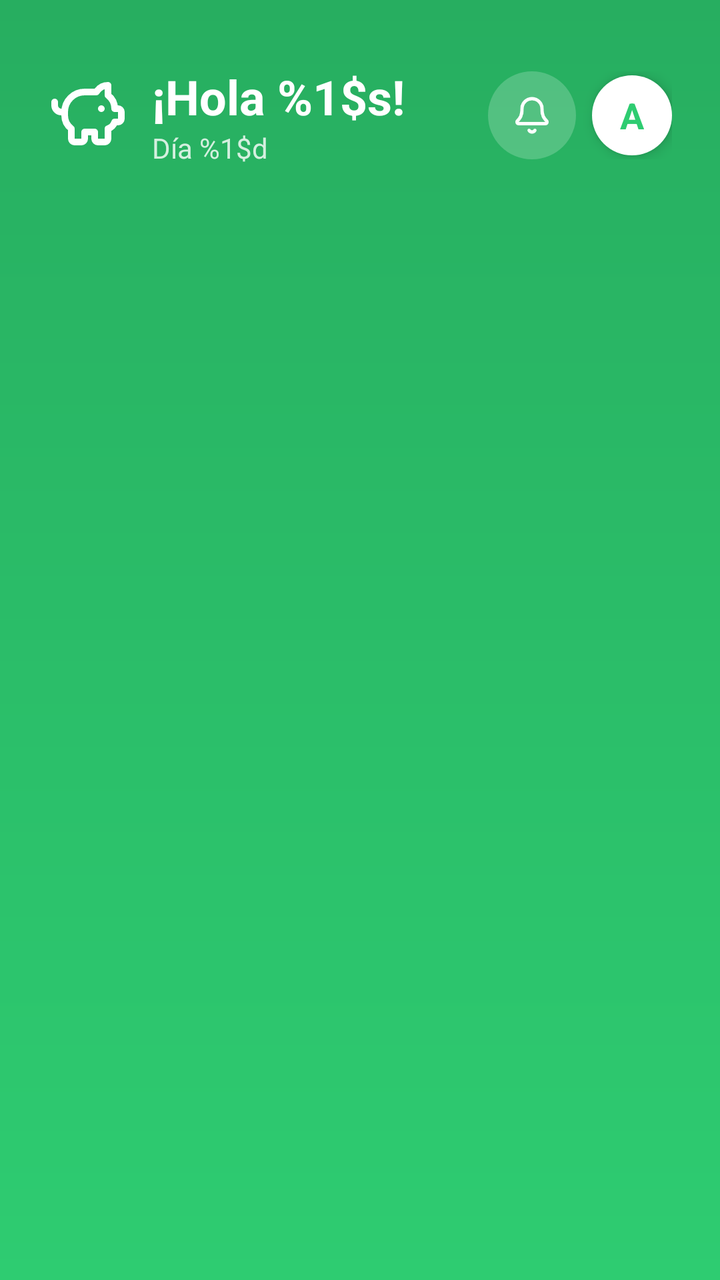
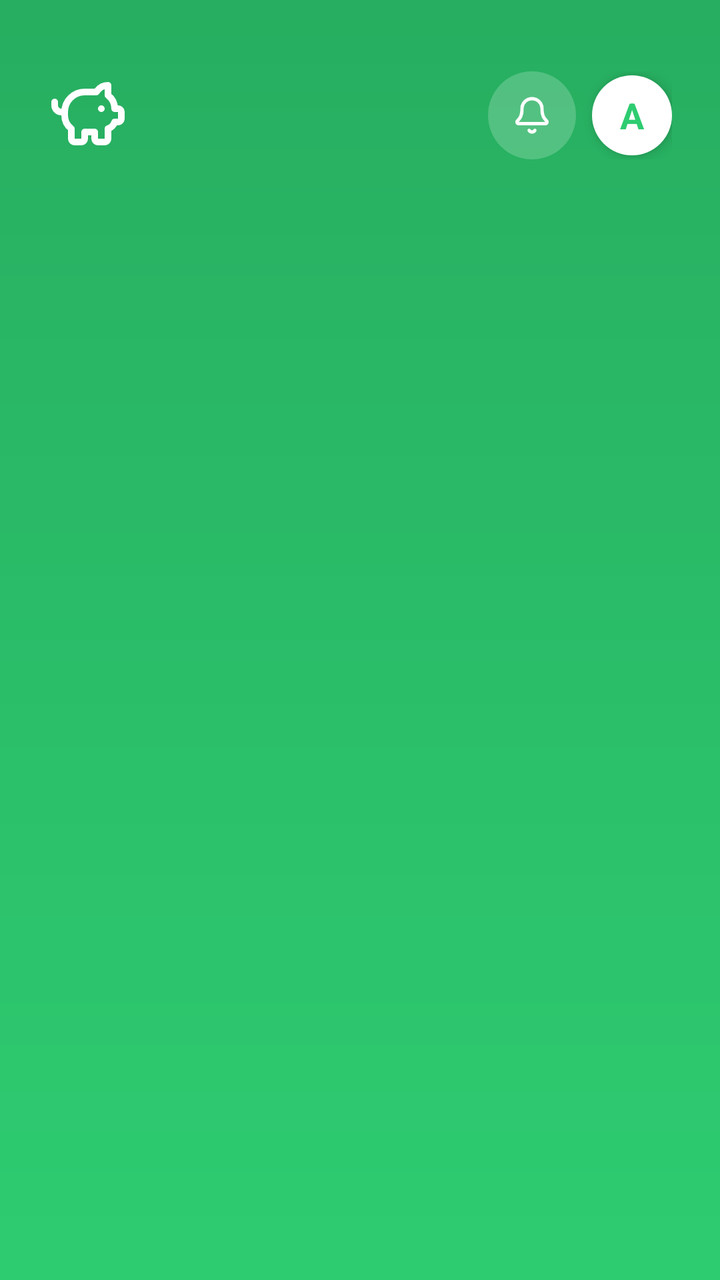

Compare the two renders of this Android layout. The source of the first and the diff that turns it into the second are given below.
<!-- AndroidManifest.xml: application theme Theme.Equilibra -->
<!-- res/layout/header.xml -->
<?xml version="1.0" encoding="utf-8"?>
<LinearLayout xmlns:android="http://schemas.android.com/apk/res/android"
    xmlns:app="http://schemas.android.com/apk/res-auto"
    android:layout_width="match_parent"
    android:layout_height="wrap_content"
    android:background="@drawable/header_gradient"
    android:orientation="vertical"
    android:paddingTop="32dp"
    android:paddingBottom="16dp"
    android:paddingStart="24dp"
    android:paddingEnd="24dp"
    app:layout_constraintTop_toTopOf="parent">

    
    <LinearLayout
        android:layout_width="match_parent"
        android:layout_height="wrap_content"
        android:layout_marginBottom="12dp"
        android:gravity="center_vertical"
        android:orientation="horizontal">

        
        <LinearLayout
            android:layout_width="0dp"
            android:layout_height="wrap_content"
            android:layout_weight="1"
            android:gravity="center_vertical"
            android:orientation="horizontal">

            
            <ImageView
                android:id="@+id/logoIcon"
                android:layout_width="40dp"
                android:layout_height="40dp"
                android:layout_marginEnd="12dp"
                android:src="@drawable/ic_piggy_bank"
                android:tint="@android:color/white" />

            
            <LinearLayout
                android:layout_width="wrap_content"
                android:layout_height="wrap_content"
                android:orientation="vertical">

                <TextView
                    android:id="@+id/userNameText"
                    android:layout_width="wrap_content"
                    android:layout_height="wrap_content"
                    android:text="@string/hello_user"
                    android:textColor="@android:color/white"
                    android:textSize="24sp"
                    android:textStyle="bold" />

                <TextView
                    android:id="@+id/dayCountText"
                    android:layout_width="wrap_content"
                    android:layout_height="wrap_content"
                    android:alpha="0.8"
                    android:text="@string/day_count"
                    android:textColor="@android:color/white"
                    android:textSize="14sp" />
            </LinearLayout>
        </LinearLayout>

        
        <LinearLayout
            android:layout_width="wrap_content"
            android:layout_height="wrap_content"
            android:gravity="center_vertical"
            android:orientation="horizontal">

            
            <FrameLayout
                android:id="@+id/notificationButton"
                android:layout_width="44dp"
                android:layout_height="44dp"
                android:layout_marginEnd="8dp"
                android:background="@drawable/button_translucent"
                android:clickable="true"
                android:focusable="true">

                <ImageView
                    android:layout_width="20dp"
                    android:layout_height="20dp"
                    android:layout_gravity="center"
                    android:src="@drawable/ic_fea_bell"
                    android:tint="@android:color/white" />
            </FrameLayout>

            
            <FrameLayout
                android:id="@+id/avatarButton"
                android:layout_width="40dp"
                android:layout_height="40dp"
                android:background="@drawable/circle_white"
                android:clickable="true"
                android:elevation="4dp"
                android:focusable="true">

                <TextView
                    android:id="@+id/avatarText"
                    android:layout_width="wrap_content"
                    android:layout_height="wrap_content"
                    android:layout_gravity="center"
                    android:text="A"
                    android:textColor="@color/equilibra_primary"
                    android:textSize="18sp"
                    android:textStyle="bold" />
            </FrameLayout>
        </LinearLayout>
    </LinearLayout>


</LinearLayout>
<!-- resources referenced by this layout -->
<resources>
  <color name="equilibra_primary">#2ECC71</color>
  <!-- drawable button_translucent (drawable) -->
  <?xml version="1.0" encoding="utf-8"?>
  <shape xmlns:android="http://schemas.android.com/apk/res/android"
      android:shape="oval">
      <solid android:color="#33FFFFFF" />
  </shape>
  <!-- drawable circle_white (drawable) -->
  <?xml version="1.0" encoding="utf-8"?>
  <shape xmlns:android="http://schemas.android.com/apk/res/android"
      android:shape="oval">
      <solid android:color="@android:color/white" />
      <size
          android:width="80dp"
          android:height="80dp" />
  </shape>
  <!-- drawable header_gradient (drawable) -->
  <?xml version="1.0" encoding="utf-8"?>
  <shape xmlns:android="http://schemas.android.com/apk/res/android">
      <gradient
          android:type="linear"
          android:angle="90"
          android:startColor="@color/equilibra_primary"
          android:endColor="#27AE60" />
  </shape>
  <!-- drawable ic_fea_bell (drawable) -->
  ﻿<vector xmlns:android="http://schemas.android.com/apk/res/android"
      android:width="24dp" android:height="24dp"
      android:viewportWidth="24" android:viewportHeight="24">  <path android:fillColor="#00000000" android:strokeColor="#FF000000" android:strokeWidth="2" android:strokeLineCap="round" android:strokeLineJoin="round" android:pathData="M10.268 21a2 2 0 0 0 3.464 0" />
    <path android:fillColor="#00000000" android:strokeColor="#FF000000" android:strokeWidth="2" android:strokeLineCap="round" android:strokeLineJoin="round" android:pathData="M3.262 15.326A1 1 0 0 0 4 17h16a1 1 0 0 0 .74-1.673C19.41 13.956 18 12.499 18 8A6 6 0 0 0 6 8c0 4.499-1.411 5.956-2.738 7.326" />
  </vector>
  <!-- drawable ic_piggy_bank (drawable) -->
  <vector xmlns:android="http://schemas.android.com/apk/res/android" xmlns:aapt="http://schemas.android.com/aapt"
      android:viewportWidth="24"
      android:viewportHeight="24"
      android:width="24dp"
      android:height="24dp">
      <path
          android:pathData="M11 17h3v2a1 1 0 0 0 1 1h2a1 1 0 0 0 1 -1v-3a3.16 3.16 0 0 0 2 -2h1a1 1 0 0 0 1 -1v-2a1 1 0 0 0 -1 -1h-1a5 5 0 0 0 -2 -4V3a4 4 0 0 0 -3.2 1.6l-0.3 0.4H11a6 6 0 0 0 -6 6v1a5 5 0 0 0 2 4v3a1 1 0 0 0 1 1h2a1 1 0 0 0 1 -1z"
          android:strokeColor="#000000"
          android:strokeWidth="2"
          android:strokeLineCap="round"
          android:strokeLineJoin="round" />
      <path
          android:pathData="M16 10h0.01"
          android:strokeColor="#000000"
          android:strokeWidth="2"
          android:strokeLineCap="round"
          android:strokeLineJoin="round" />
      <path
          android:pathData="M2 8v1a2 2 0 0 0 2 2h1"
          android:strokeColor="#000000"
          android:strokeWidth="2"
          android:strokeLineCap="round"
          android:strokeLineJoin="round" />
  </vector>
  <string name="day_count">Día %1$d</string>
  <string name="hello_user">¡Hola %1$s!</string>
  <style name="Theme.Equilibra" parent="Theme.MaterialComponents.DayNight.NoActionBar">
          <item name="colorPrimary">@color/primary_main</item>
          <item name="colorPrimaryVariant">@color/primary_light</item>
          <item name="colorOnPrimary">@color/white</item>
  
          <item name="colorSecondary">@color/secondary_main</item>
          <item name="colorSecondaryVariant">@color/secondary_light</item>
          <item name="colorOnSecondary">@color/white</item>
  
          <item name="android:statusBarColor">@color/primary_light</item>
          <item name="android:windowBackground">@color/primary_lightest</item>
  
          <item name="colorAccent">@color/accent_main</item>
      </style>
  <color name="primary_main">#2ECC71</color>
  <color name="primary_light">#27AE60</color>
  <color name="white">#FFFFFF</color>
  <color name="secondary_main">#3498DB</color>
  <color name="secondary_light">#5DADE2</color>
  <color name="primary_lightest">#E8F8F0</color>
  <color name="accent_main">#E67E22</color>
</resources>

<!-- the commit's change to res/layout/header.xml (unified diff, before → after) -->
@@ -1,114 +1,122 @@
 <?xml version="1.0" encoding="utf-8"?>
-<LinearLayout xmlns:android="http://schemas.android.com/apk/res/android"
-    xmlns:app="http://schemas.android.com/apk/res-auto"
-    android:layout_width="match_parent"
-    android:layout_height="wrap_content"
-    android:background="@drawable/header_gradient"
-    android:orientation="vertical"
-    android:paddingTop="32dp"
-    android:paddingBottom="16dp"
-    android:paddingStart="24dp"
-    android:paddingEnd="24dp"
-    app:layout_constraintTop_toTopOf="parent">
+<layout xmlns:android="http://schemas.android.com/apk/res/android"
+    xmlns:app="http://schemas.android.com/apk/res-auto">
 
-    
+    <data>
+        <variable
+            name="user"
+            type="asunfdiez.com.equilibra.models.UserProfile" />
+    </data>
+
     <LinearLayout
         android:layout_width="match_parent"
         android:layout_height="wrap_content"
-        android:layout_marginBottom="12dp"
-        android:gravity="center_vertical"
-        android:orientation="horizontal">
+        android:background="@drawable/header_gradient"
+        android:orientation="vertical"
+        android:paddingTop="32dp"
+        android:paddingBottom="16dp"
+        android:paddingStart="24dp"
+        android:paddingEnd="24dp">
 
         
         <LinearLayout
-            android:layout_width="0dp"
+            android:layout_width="match_parent"
             android:layout_height="wrap_content"
-            android:layout_weight="1"
+            android:layout_marginBottom="12dp"
             android:gravity="center_vertical"
             android:orientation="horizontal">
 
             
-            <ImageView
-                android:id="@+id/logoIcon"
-                android:layout_width="40dp"
-                android:layout_height="40dp"
-                android:layout_marginEnd="12dp"
-                android:src="@drawable/ic_piggy_bank"
-                android:tint="@android:color/white" />
+            <LinearLayout
+                android:layout_width="0dp"
+                android:layout_height="wrap_content"
+                android:layout_weight="1"
+                android:gravity="center_vertical"
+                android:orientation="horizontal">
+
+                
+                <ImageView
+                    android:id="@+id/logoIcon"
+                    android:layout_width="40dp"
+                    android:layout_height="40dp"
+                    android:layout_marginEnd="12dp"
+                    android:src="@drawable/ic_piggy_bank"
+                    android:tint="@android:color/white" />
+
+                
+                <LinearLayout
+                    android:layout_width="wrap_content"
+                    android:layout_height="wrap_content"
+                    android:orientation="vertical">
+
+                    <TextView
+                        android:id="@+id/userNameText"
+                        android:layout_width="wrap_content"
+                        android:layout_height="wrap_content"
+                        android:text='@{@string/hello_user(user.name)}'
+                        android:textColor="@android:color/white"
+                        android:textSize="24sp"
+                        android:textStyle="bold" />
+
+                    <TextView
+                        android:id="@+id/dayCountText"
+                        android:layout_width="wrap_content"
+                        android:layout_height="wrap_content"
+                        android:alpha="0.8"
+                        android:text='@{@string/day_count(user.dayCount)}'
+                        android:textColor="@android:color/white"
+                        android:textSize="14sp" />
+                </LinearLayout>
+            </LinearLayout>
 
             
             <LinearLayout
                 android:layout_width="wrap_content"
                 android:layout_height="wrap_content"
-                android:orientation="vertical">
+                android:gravity="center_vertical"
+                android:orientation="horizontal">
 
-                <TextView
-                    android:id="@+id/userNameText"
-                    android:layout_width="wrap_content"
-                    android:layout_height="wrap_content"
-                    android:text="@string/hello_user"
-                    android:textColor="@android:color/white"
-                    android:textSize="24sp"
-                    android:textStyle="bold" />
+                
+                <FrameLayout
+                    android:id="@+id/notificationButton"
+                    android:layout_width="44dp"
+                    android:layout_height="44dp"
+                    android:layout_marginEnd="8dp"
+                    android:background="@drawable/button_translucent"
+                    android:clickable="true"
+                    android:focusable="true">
 
-                <TextView
-                    android:id="@+id/dayCountText"
-                    android:layout_width="wrap_content"
-                    android:layout_height="wrap_content"
-                    android:alpha="0.8"
-                    android:text="@string/day_count"
-                    android:textColor="@android:color/white"
-                    android:textSize="14sp" />
+                    <ImageView
+                        android:layout_width="20dp"
+                        android:layout_height="20dp"
+                        android:layout_gravity="center"
+                        android:src="@drawable/ic_fea_bell"
+                        android:tint="@android:color/white" />
+                </FrameLayout>
+
+                
+                <FrameLayout
+                    android:id="@+id/avatarButton"
+                    android:layout_width="40dp"
+                    android:layout_height="40dp"
+                    android:background="@drawable/circle_white"
+                    android:clickable="true"
+                    android:elevation="4dp"
+                    android:focusable="true">
+
+                    <TextView
+                        android:id="@+id/avatarText"
+                        android:layout_width="wrap_content"
+                        android:layout_height="wrap_content"
+                        android:layout_gravity="center"
+                        android:text="A"
+                        android:textColor="@color/equilibra_primary"
+                        android:textSize="18sp"
+                        android:textStyle="bold" />
+                </FrameLayout>
             </LinearLayout>
         </LinearLayout>
 
-        
-        <LinearLayout
-            android:layout_width="wrap_content"
-            android:layout_height="wrap_content"
-            android:gravity="center_vertical"
-            android:orientation="horizontal">
 
-            
-            <FrameLayout
-                android:id="@+id/notificationButton"
-                android:layout_width="44dp"
-                android:layout_height="44dp"
-                android:layout_marginEnd="8dp"
-                android:background="@drawable/button_translucent"
-                android:clickable="true"
-                android:focusable="true">
-
-                <ImageView
-                    android:layout_width="20dp"
-                    android:layout_height="20dp"
-                    android:layout_gravity="center"
-                    android:src="@drawable/ic_fea_bell"
-                    android:tint="@android:color/white" />
-            </FrameLayout>
-
-            
-            <FrameLayout
-                android:id="@+id/avatarButton"
-                android:layout_width="40dp"
-                android:layout_height="40dp"
-                android:background="@drawable/circle_white"
-                android:clickable="true"
-                android:elevation="4dp"
-                android:focusable="true">
-
-                <TextView
-                    android:id="@+id/avatarText"
-                    android:layout_width="wrap_content"
-                    android:layout_height="wrap_content"
-                    android:layout_gravity="center"
-                    android:text="A"
-                    android:textColor="@color/equilibra_primary"
-                    android:textSize="18sp"
-                    android:textStyle="bold" />
-            </FrameLayout>
-        </LinearLayout>
     </LinearLayout>
-
-
-</LinearLayout>
+</layout>
